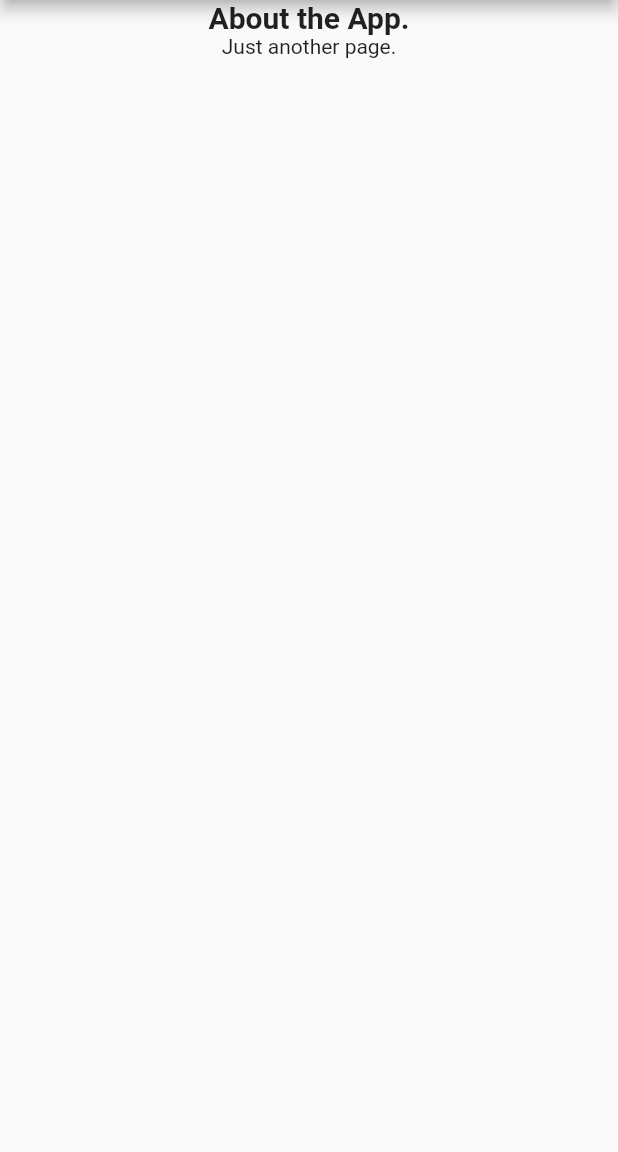
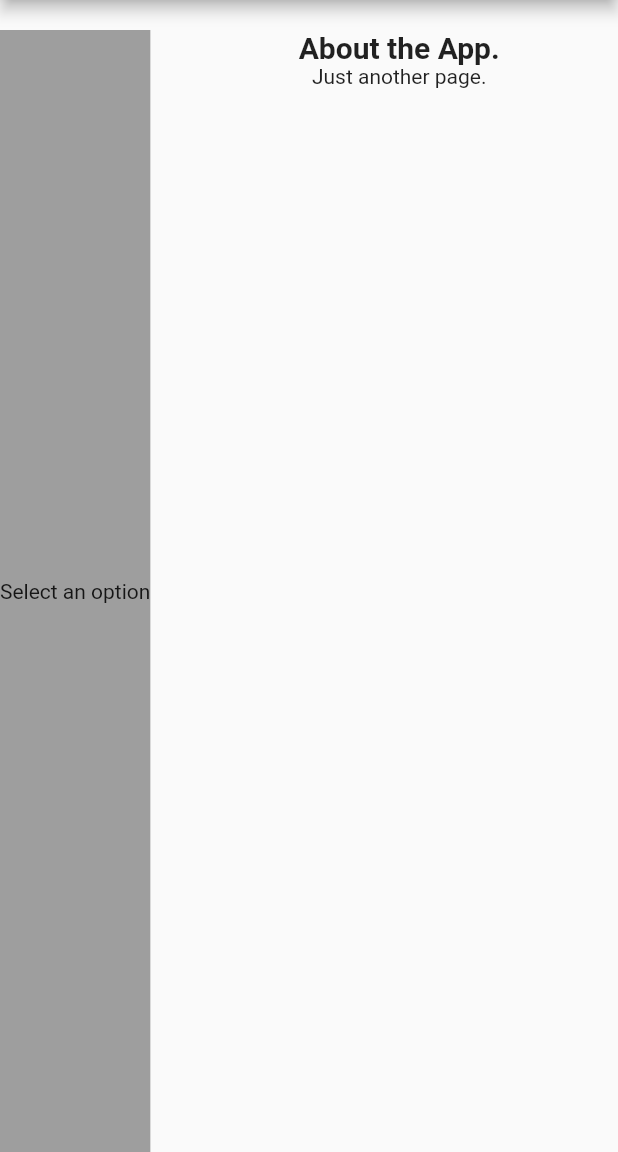
Before and after one commit to deanbot/beamer-navigation-sandbox, a Flutter app: the AboutPanelScreen screen opened by its route, after a tap on "Author", after a tap on "App", on a phone screen of 412 x 824 dp, the part 84-1236 px from its top. Run offline on Flutter 3.47's test engine with Material 2 defaults, Android fonts, the phone set to English and light mode, and no system bars; our stand-ins replace beamer, bloc, equatable, flutter_bloc.

Commit message:
add sidebar

```diff
--- a/lib/locations.dart
+++ b/lib/locations.dart
@@ -9,24 +9,19 @@ class HomeLocation extends BeamLocation<BeamState> {
 
   @override
   List<BeamPage> buildPages(BuildContext context, BeamState state) {
-    // home
-    final stack = [
+    return const [
       BeamPage(
         key: ValueKey('home-route'),
-        child: const HomeScreen(),
+        child: HomeScreen(),
       ),
     ];
-
-    return stack;
   }
 }
 
 class AboutPanelLocation extends BeamLocation<BeamState> {
-  static String about = 'about';
-
   @override
   List<Pattern> get pathPatterns => [
-        '/$about/*',
+        '/about/*',
       ];
 
   @override
@@ -36,8 +31,7 @@ class AboutPanelLocation extends BeamLocation<BeamState> {
       BeamPage(
         key: const ValueKey('about-panel-route'),
         routeBuilder: RouteUtils.getPanelRouteBuilder(
-          onDismiss: () =>
-              context.popBeamLocation(), //context.beamToNamed('/'),
+          onDismiss: () => context.popBeamLocation(),
         ),
         child: const AboutPanelScreen(),
       ),
@@ -46,16 +40,13 @@ class AboutPanelLocation extends BeamLocation<BeamState> {
   }
 }
 
-class AboutNestedLocation extends BeamLocation<BeamState> {
-  static String about = 'about';
-  static String aboutAuthor = 'author';
-  static String aboutApp = 'app';
+class AboutLocation extends BeamLocation<BeamState> {
+  static String about = '/about';
+  static String aboutAuthor = '/about/author';
+  static String aboutApp = '/about/app';
 
   @override
-  List<Pattern> get pathPatterns => [
-        '/$about/$aboutAuthor',
-        '/$about/$aboutApp',
-      ];
+  List<Pattern> get pathPatterns => [about, aboutAuthor, aboutApp];
 
   @override
   List<BeamPage> buildPages(BuildContext context, BeamState state) {
@@ -67,14 +58,14 @@ class AboutNestedLocation extends BeamLocation<BeamState> {
       ),
 
       // about author
-      if (state.pathPatternSegments.contains(aboutAuthor))
+      if (state.uri.path == aboutAuthor)
         const BeamPage(
           key: ValueKey('about-author-route'),
           child: AboutAuthorScreen(),
         ),
 
       // about app
-      if (state.pathPatternSegments.contains(aboutApp))
+      if (state.uri.path == aboutApp)
         const BeamPage(
           key: ValueKey('about-app-route'),
           child: AboutAppScreen(),
--- a/lib/screens.dart
+++ b/lib/screens.dart
@@ -19,7 +19,7 @@ class HomeScreen extends StatelessWidget {
               children: [
                 TextButton(
                   onPressed: () {
-                    context.beamToNamed('/${AboutPanelLocation.about}');
+                    context.beamToNamed(AboutLocation.about);
                   },
                   child: const Text('About'),
                 ),
@@ -47,13 +47,11 @@ class AboutPanelScreen extends StatelessWidget {
   static final BeamerDelegate _routerDelegate = BeamerDelegate(
     routeListener: (routeInformation, _) =>
         print('about: ${routeInformation.location}'),
-    // transitionDelegate: const NoAnimationTransitionDelegate(),
     locationBuilder: BeamerLocationBuilder(
       beamLocations: [
-        AboutNestedLocation(),
+        AboutLocation(),
       ],
     ),
-    // updateFromParent: false,
   );
   static final _beamerKey = GlobalKey<BeamerState>();
 
@@ -65,9 +63,8 @@ class AboutPanelScreen extends StatelessWidget {
         actions: [
           TextButton(
             onPressed: () {
-              _beamerKey.currentState?.routerDelegate.beamToNamed(
-                  '/${AboutNestedLocation.about}/${AboutNestedLocation.aboutAuthor}');
-              // context.beamToNamed('/${AboutNestedLocation.about}/${AboutNestedLocation.aboutAuthor}');
+              _beamerKey.currentState?.routerDelegate
+                  .beamToNamed(AboutLocation.aboutAuthor);
             },
             child: const Text(
               'Author',
@@ -78,9 +75,8 @@ class AboutPanelScreen extends StatelessWidget {
           ),
           TextButton(
             onPressed: () {
-              _beamerKey.currentState?.routerDelegate.beamToNamed(
-                  '/${AboutNestedLocation.about}/${AboutNestedLocation.aboutApp}');
-              // context.beamToNamed('/${AboutNestedLocation.about}/${AboutNestedLocation.aboutApp}');
+              _beamerKey.currentState?.routerDelegate
+                  .beamToNamed(AboutLocation.aboutApp);
             },
             child: const Text(
               'App',
@@ -91,9 +87,77 @@ class AboutPanelScreen extends StatelessWidget {
           ),
         ],
       ),
-      body: Beamer(
-        routerDelegate: _routerDelegate,
-        key: _beamerKey,
+      body: Padding(
+        padding: const EdgeInsets.only(top: 20),
+        child: Row(
+          children: [
+            _Sidebar(
+              beamer: _beamerKey,
+            ),
+            Expanded(
+              child: Container(
+                alignment: Alignment.centerLeft,
+                padding: const EdgeInsets.only(left: 20),
+                child: Beamer(
+                  routerDelegate: _routerDelegate,
+                  key: _beamerKey,
+                ),
+              ),
+            )
+          ],
+        ),
+      ),
+    );
+  }
+}
+
+class _Sidebar extends StatefulWidget {
+  const _Sidebar({
+    Key? key,
+    required this.beamer,
+  }) : super(key: key);
+  final GlobalKey<BeamerState> beamer;
+
+  @override
+  State<_Sidebar> createState() => _SidebarState();
+}
+
+class _SidebarState extends State<_Sidebar> {
+  void _setStateListener() => setState(() {});
+
+  @override
+  void initState() {
+    super.initState();
+    WidgetsBinding.instance!.addPostFrameCallback((timeStamp) => widget
+        .beamer.currentState?.routerDelegate
+        .addListener(_setStateListener));
+  }
+
+  @override
+  void dispose() {
+    widget.beamer.currentState?.routerDelegate
+        .removeListener(_setStateListener);
+    super.dispose();
+  }
+
+  @override
+  Widget build(BuildContext context) {
+    final path = (context.currentBeamLocation.state as BeamState).uri.path;
+    late final Widget child;
+
+    if (path == AboutLocation.aboutAuthor) {
+      child = const Text('Learn about the author');
+    } else if (path == AboutLocation.aboutApp) {
+      child = const Text('Learn about the app');
+    } else {
+      child = const Text('Select an option');
+    }
+    return Container(
+      decoration: const BoxDecoration(
+        color: Colors.grey,
+      ),
+      child: Center(
+        child: child,
       ),
     );
   }
```
